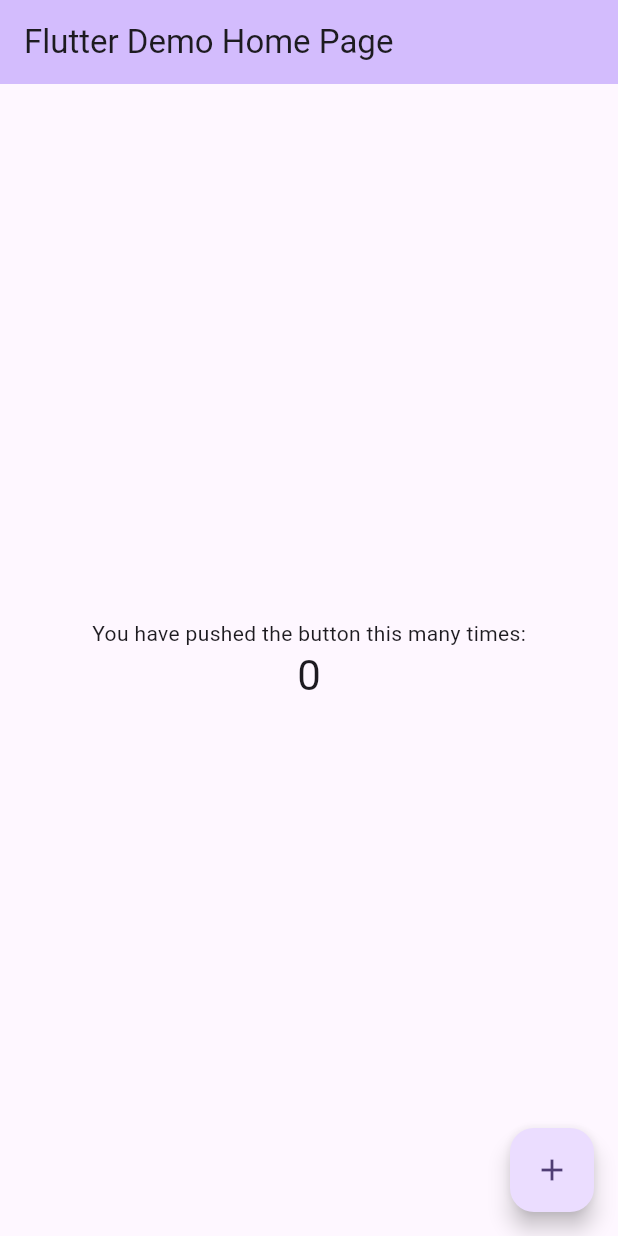
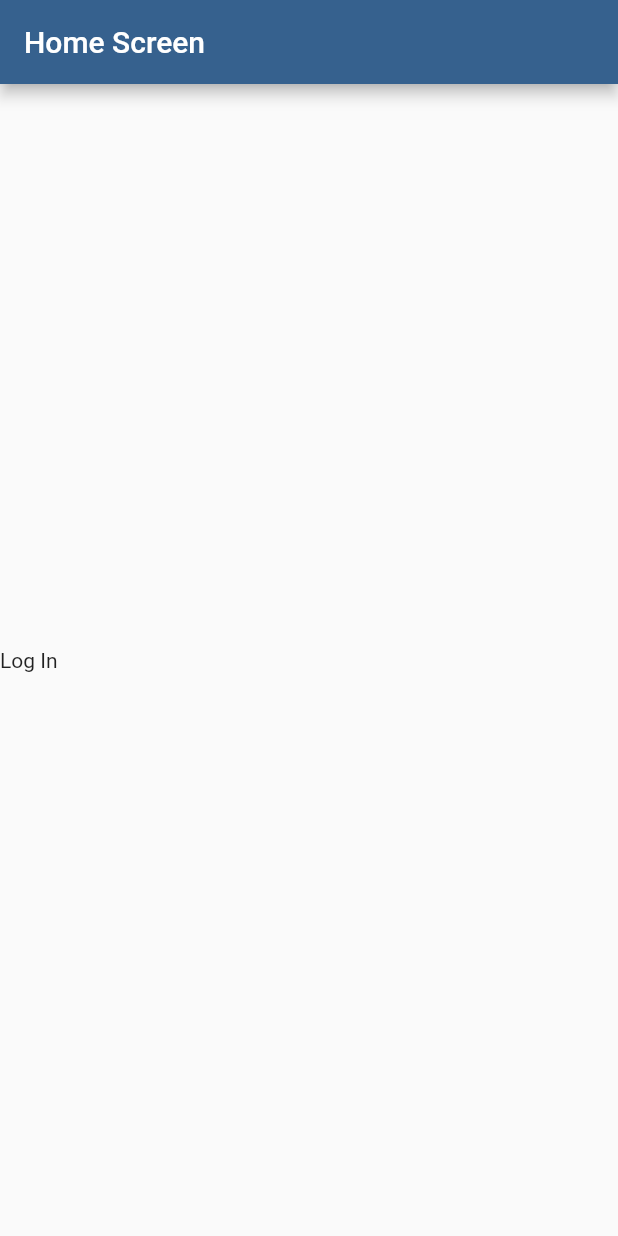
Before and after one commit to Avinash174/MVVM_Try_Provider, a Flutter app: the screen it shows after launch, on a phone screen of 412 x 824 dp. Run offline on Flutter 3.47's test engine with Material 2 defaults, Android fonts, the phone set to English and light mode, and no system bars; our stand-ins replace another_flushbar, fluttertoast.

Commit message:
new changes done

```diff
--- a/lib/main.dart
+++ b/lib/main.dart
@@ -1,4 +1,6 @@
 import 'package:flutter/material.dart';
+import 'package:mvvm_try/routes/routes.dart';
+import 'package:mvvm_try/routes/routes_name.dart';
 
 void main() {
   runApp(const MyApp());
@@ -14,25 +16,12 @@ class MyApp extends StatelessWidget {
       debugShowCheckedModeBanner: false,
       title: 'Flutter Demo',
       theme: ThemeData(
-        // This is the theme of your application.
-        //
-        // TRY THIS: Try running your application with "flutter run". You'll see
-        // the application has a blue toolbar. Then, without quitting the app,
-        // try changing the seedColor in the colorScheme below to Colors.green
-        // and then invoke "hot reload" (save your changes or press the "hot
-        // reload" button in a Flutter-supported IDE, or press "r" if you used
-        // the command line to start the app).
-        //
-        // Notice that the counter didn't reset back to zero; the application
-        // state is not lost during the reload. To reset the state, use hot
-        // restart instead.
-        //
-        // This works for code too, not just values: Most code changes can be
-        // tested with just a hot reload.
-        colorScheme: ColorScheme.fromSeed(seedColor: Colors.deepPurple),
-        useMaterial3: true,
+
+        colorScheme: ColorScheme.fromSeed(seedColor: Colors.blue),
       ),
-      home: const MyHomePage(title: 'Flutter Demo Home Page'),
+      // initialRoute: RoutesName.home,
+      initialRoute: RoutesName.home,
+      onGenerateRoute: Routes.generateRoute,
     );
   }
 }
--- /dev/null
+++ b/lib/routes/routes.dart
@@ -0,0 +1,4 @@
+class RoutesName {
+  static const String login = 'login_screen';
+  static const String home = 'home_screen';
+}
--- /dev/null
+++ b/lib/routes/routes_name.dart
@@ -0,0 +1,22 @@
+import 'package:flutter/material.dart';
+import 'package:mvvm_try/routes/routes.dart';
+import 'package:mvvm_try/screens/home_screen.dart';
+import 'package:mvvm_try/screens/login_screen.dart';
+
+class Routes {
+  static Route<dynamic> generateRoute(RouteSettings settings) {
+    switch (settings.name) {
+      case RoutesName.home:
+        return MaterialPageRoute(builder: (context) => const HomeScreen());
+      case RoutesName.login:
+        return MaterialPageRoute(builder: (_) => const LogInScreen());
+      default:
+        return MaterialPageRoute(
+            builder: (_) => const Scaffold(
+                  body: Center(
+                    child: Text('No Routes Fount'),
+                  ),
+                ));
+    }
+  }
+}
--- /dev/null
+++ b/lib/screens/home_screen.dart
@@ -0,0 +1,32 @@
+import 'package:flutter/material.dart';
+import 'package:mvvm_try/utils/utils.dart';
+
+class HomeScreen extends StatelessWidget {
+  const HomeScreen({super.key});
+
+  @override
+  Widget build(BuildContext context) {
+    return Scaffold(
+      appBar: AppBar(
+        title: const Text('Home Screen'),
+      ),
+      body: Column(
+        mainAxisAlignment: MainAxisAlignment.center,
+        children: [
+          Row(
+            children: [
+              Center(
+                child: InkWell(
+                  onTap: () {
+                    Utils.snackBar('Hello', context);
+                  },
+                  child: const Text('Log In'),
+                ),
+              ),
+            ],
+          ),
+        ],
+      ),
+    );
+  }
+}
```
Also changed, not shown: lib/screens/login_screen.dart (added, +12 -0 lines), lib/utils/utils.dart (added, +31 -0 lines).
